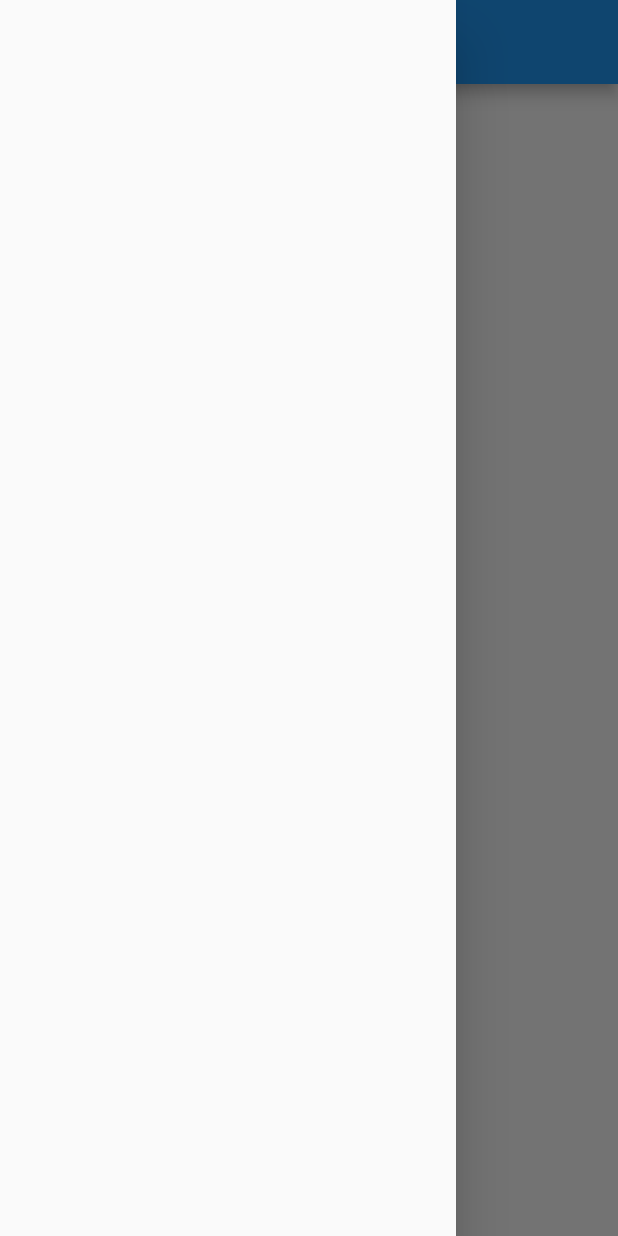
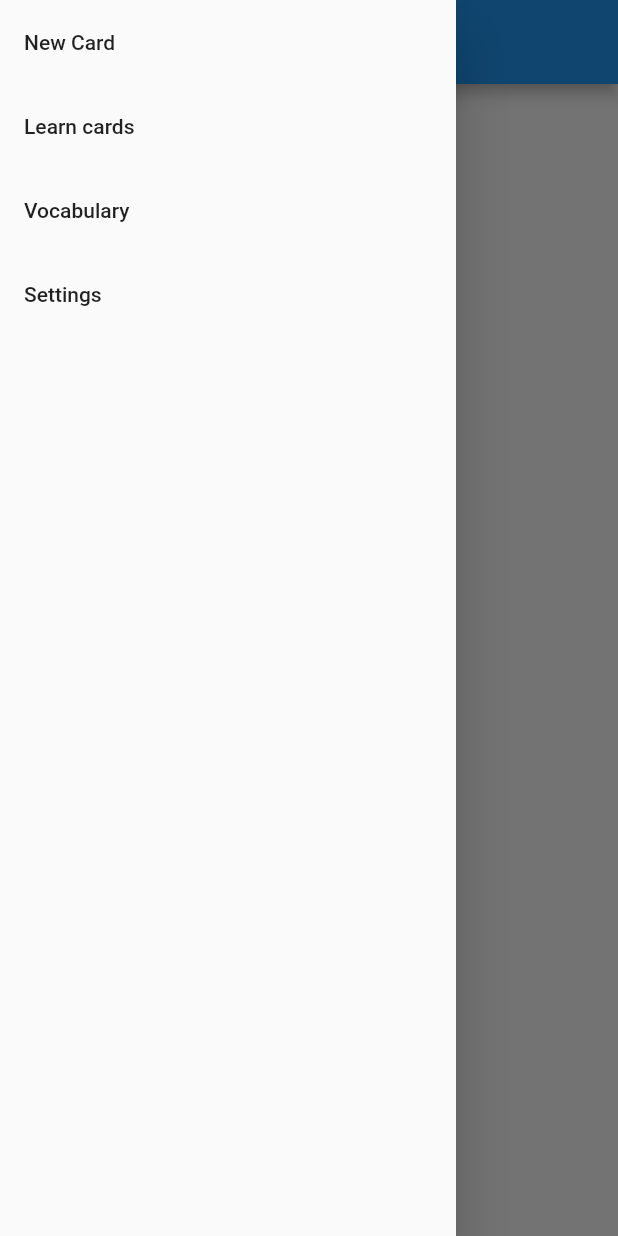
Before and after one commit to lsdrfrx/cardiction, a Flutter app: the screen it shows after launch, with the side drawer open, on a phone screen of 412 x 824 dp. Run offline on Flutter 3.47's test engine with Material 2 defaults, Android fonts, the phone set to English and light mode, and no system bars.

Commit message:
added page navigation for new card page

```diff
--- a/lib/src/pages/vocabulary.dart
+++ b/lib/src/pages/vocabulary.dart
@@ -9,7 +9,7 @@ class Vocabulary extends StatelessWidget {
   Widget build(BuildContext context) {
     return Scaffold(
       appBar: CustomAppBar(),
-      drawer: const CustomDrawer(),
+      drawer: CustomDrawer(),
       body: Container(),
     );
   }
--- a/lib/src/widgets/drawer.dart
+++ b/lib/src/widgets/drawer.dart
@@ -1,5 +1,33 @@
 import "package:flutter/material.dart";
+import "package:flutter_desktop_test/src/pages/new_card.dart";
 
-class CustomDrawer extends Drawer {
+class CustomDrawer extends StatelessWidget {
   const CustomDrawer({super.key}) : super();
+
+  @override
+  Widget build(BuildContext context) {
+    return Drawer(
+      child: ListView(
+        padding: EdgeInsets.zero,
+        children: <Widget>[
+          ListTile(
+            title: const Text("New Card"),
+            onTap: () {
+              Navigator.push(context,
+                  MaterialPageRoute(builder: (context) => const NewCardPage()));
+            },
+          ),
+          ListTile(
+            title: Text("Learn cards"),
+          ),
+          ListTile(
+            title: Text("Vocabulary"),
+          ),
+          ListTile(
+            title: Text("Settings"),
+          ),
+        ],
+      ),
+    );
+  }
 }
```
